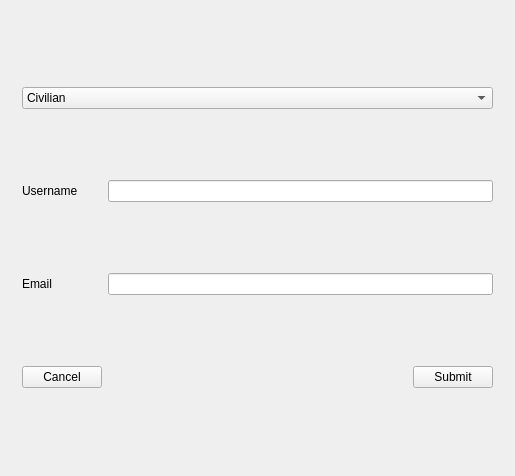
Before: the Qt Designer form mainwindow.ui in XinChen96/Emergency-Response-System, drawn with Qt 5.
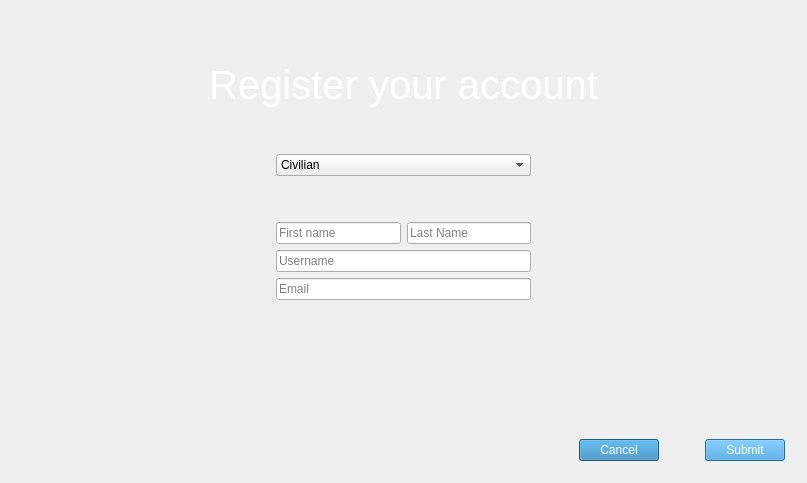
After: the same form once the commit is applied. The open tabs and pages were chosen to show the change. Icons and pictures are not drawn.

Commit message: Added comments for button navigation. Added class responder and planner. Made changes on UI

```diff
--- a/mainwindow.ui
+++ b/mainwindow.ui
@@ -6,24 +6,73 @@
    <rect>
     <x>0</x>
     <y>0</y>
-    <width>515</width>
-    <height>476</height>
+    <width>807</width>
+    <height>483</height>
    </rect>
   </property>
   <property name="windowTitle">
    <string>MainWindow</string>
   </property>
   <widget class="QWidget" name="centralWidget">
+   <property name="styleSheet">
+    <string notr="true">QWidget[objectName=&quot;centralWidget&quot;] { border-image:url(:/images/Login.jpg)0 0 0 0 stretch stretch}</string>
+   </property>
    <layout class="QHBoxLayout" name="horizontalLayout">
     <item>
      <widget class="QStackedWidget" name="stackedWidget">
+      <property name="styleSheet">
+       <string notr="true"/>
+      </property>
       <property name="currentIndex">
-       <number>1</number>
+       <number>0</number>
       </property>
       <widget class="QWidget" name="loginForm">
-       <layout class="QVBoxLayout" name="verticalLayout_3">
+       <layout class="QVBoxLayout" name="verticalLayout_11">
         <item>
-         <layout class="QVBoxLayout" name="verticalLayout_4">
+         <widget class="QLabel" name="logo">
+          <property name="sizePolicy">
+           <sizepolicy hsizetype="Preferred" vsizetype="Fixed">
+            <horstretch>0</horstretch>
+            <verstretch>0</verstretch>
+           </sizepolicy>
+          </property>
+          <property name="font">
+           <font>
+            <family>Futura</family>
+            <italic>true</italic>
+            <underline>true</underline>
+            <strikeout>false</strikeout>
+            <kerning>true</kerning>
+           </font>
+          </property>
+          <property name="styleSheet">
+           <string notr="true">color: white;</string>
+          </property>
+          <property name="text">
+           <string>Pfaffnick Unlimited</string>
+          </property>
+         </widget>
+        </item>
+        <item>
+         <spacer name="verticalSpacer">
+          <property name="orientation">
+           <enum>Qt::Vertical</enum>
+          </property>
+          <property name="sizeType">
+           <enum>QSizePolicy::Expanding</enum>
+          </property>
+          <property name="sizeHint" stdset="0">
+           <size>
+            <width>20</width>
+            <height>40</height>
+           </size>
+          </property>
+         </spacer>
+        </item>
+        <item>
+         <layout class="QHBoxLayout" name="loginLayout">
+          <item>
+           <layout class="QVBoxLayout" name="titleLayout">
           <item>
            <widget class="QLabel" name="title">
             <property name="sizePolicy">
@@ -34,17 +83,20 @@
             </property>
             <property name="font">
              <font>
-              <pointsize>20</pointsize>
+                <family>Arial Black</family>
+                <pointsize>25</pointsize>
               <weight>75</weight>
               <bold>true</bold>
              </font>
             </property>
+              <property name="styleSheet">
+               <string notr="true">color: white</string>
+              </property>
             <property name="lineWidth">
              <number>5</number>
             </property>
             <property name="text">
-             <string>Emergency Response System
-Pfaffnick Unlimited </string>
+               <string>Emergency Response System</string>
             </property>
             <property name="alignment">
              <set>Qt::AlignCenter</set>
@@ -52,57 +104,89 @@
            </widget>
           </item>
           <item>
-           <widget class="Line" name="titleLine">
+             <widget class="QLabel" name="motto">
+              <property name="font">
+               <font>
+                <family>Arial</family>
+                <pointsize>20</pointsize>
+               </font>
+              </property>
             <property name="styleSheet">
-             <string notr="true">background: black</string>
-            </property>
-            <property name="lineWidth">
-             <number>5</number>
-            </property>
+               <string notr="true">color: white</string>
+              </property>
+              <property name="text">
+               <string>Life will be saved.</string>
+              </property>
+             </widget>
+            </item>
+            <item>
+             <spacer name="verticalSpacer_3">
+              <property name="orientation">
+               <enum>Qt::Vertical</enum>
+              </property>
+              <property name="sizeType">
+               <enum>QSizePolicy::Preferred</enum>
+              </property>
+              <property name="sizeHint" stdset="0">
+               <size>
+                <width>20</width>
+                <height>40</height>
+               </size>
+              </property>
+             </spacer>
+            </item>
+           </layout>
+          </item>
+          <item>
+           <spacer name="horizontalSpacer">
             <property name="orientation">
              <enum>Qt::Horizontal</enum>
             </property>
-           </widget>
+            <property name="sizeHint" stdset="0">
+             <size>
+              <width>40</width>
+              <height>20</height>
+             </size>
+            </property>
+           </spacer>
           </item>
-         </layout>
-        </item>
         <item>
-         <layout class="QHBoxLayout" name="usernameLayout">
+           <layout class="QVBoxLayout" name="inputLayout">
           <item>
-           <widget class="QLabel" name="username">
-            <property name="text">
-             <string>Username</string>
+             <widget class="QLineEdit" name="enterUsername">
+              <property name="placeholderText">
+               <string>Enter Username</string>
             </property>
            </widget>
           </item>
           <item>
-           <widget class="QLineEdit" name="enterUsername"/>
-          </item>
-         </layout>
-        </item>
-        <item>
-         <layout class="QHBoxLayout" name="login_reg">
+             <layout class="QHBoxLayout" name="horizontalLayout_12">
           <item>
            <widget class="QPushButton" name="login">
             <property name="sizePolicy">
-             <sizepolicy hsizetype="Minimum" vsizetype="Fixed">
+                 <sizepolicy hsizetype="Maximum" vsizetype="Fixed">
               <horstretch>0</horstretch>
               <verstretch>0</verstretch>
              </sizepolicy>
             </property>
+                <property name="font">
+                 <font>
+                  <family>Arial Hebrew</family>
+                 </font>
+                </property>
+                <property name="styleSheet">
+                 <string notr="true">background-color: #3498db; color:white; </string>
+                </property>
             <property name="text">
              <string>Login</string>
             </property>
            </widget>
           </item>
           <item>
-           <spacer name="horizontalSpacer">
+               <spacer name="horizontalSpacer_2">
             <property name="orientation">
              <enum>Qt::Horizontal</enum>
             </property>
-            <property name="sizeType">
-             <enum>QSizePolicy::Preferred</enum>
-            </property>
             <property name="sizeHint" stdset="0">
              <size>
               <width>40</width>
@@ -114,11 +198,19 @@
           <item>
            <widget class="QPushButton" name="reg">
             <property name="sizePolicy">
-             <sizepolicy hsizetype="Minimum" vsizetype="Fixed">
+                 <sizepolicy hsizetype="Maximum" vsizetype="Fixed">
               <horstretch>0</horstretch>
               <verstretch>0</verstretch>
              </sizepolicy>
             </property>
+                <property name="font">
+                 <font>
+                  <family>Arial Hebrew Scholar</family>
+                 </font>
+                </property>
+                <property name="styleSheet">
+                 <string notr="true">background-color: #3498db;color:white;</string>
+                </property>
             <property name="text">
              <string>Register</string>
             </property>
@@ -126,11 +218,99 @@
           </item>
          </layout>
         </item>
+            <item>
+             <spacer name="verticalSpacer_4">
+              <property name="orientation">
+               <enum>Qt::Vertical</enum>
+              </property>
+              <property name="sizeType">
+               <enum>QSizePolicy::Preferred</enum>
+              </property>
+              <property name="sizeHint" stdset="0">
+               <size>
+                <width>20</width>
+                <height>40</height>
+               </size>
+              </property>
+             </spacer>
+            </item>
+           </layout>
+          </item>
+         </layout>
+        </item>
        </layout>
       </widget>
       <widget class="QWidget" name="regForm">
-       <layout class="QGridLayout" name="gridLayout">
-        <item row="0" column="0" colspan="3">
+       <layout class="QVBoxLayout" name="verticalLayout_12">
+        <item>
+         <spacer name="verticalSpacer_5">
+          <property name="orientation">
+           <enum>Qt::Vertical</enum>
+          </property>
+          <property name="sizeType">
+           <enum>QSizePolicy::Preferred</enum>
+          </property>
+          <property name="sizeHint" stdset="0">
+           <size>
+            <width>20</width>
+            <height>40</height>
+           </size>
+          </property>
+         </spacer>
+        </item>
+        <item>
+         <widget class="QLabel" name="label">
+          <property name="font">
+           <font>
+            <family>Arial</family>
+            <pointsize>30</pointsize>
+           </font>
+          </property>
+          <property name="styleSheet">
+           <string notr="true">color: white;</string>
+          </property>
+          <property name="text">
+           <string>Register your account</string>
+          </property>
+          <property name="alignment">
+           <set>Qt::AlignCenter</set>
+          </property>
+         </widget>
+        </item>
+        <item>
+         <spacer name="verticalSpacer_6">
+          <property name="orientation">
+           <enum>Qt::Vertical</enum>
+          </property>
+          <property name="sizeType">
+           <enum>QSizePolicy::Preferred</enum>
+          </property>
+          <property name="sizeHint" stdset="0">
+           <size>
+            <width>20</width>
+            <height>40</height>
+           </size>
+          </property>
+         </spacer>
+        </item>
+        <item>
+         <layout class="QHBoxLayout" name="horizontalLayout_13">
+          <item>
+           <spacer name="horizontalSpacer_4">
+            <property name="orientation">
+             <enum>Qt::Horizontal</enum>
+            </property>
+            <property name="sizeHint" stdset="0">
+             <size>
+              <width>40</width>
+              <height>20</height>
+             </size>
+            </property>
+           </spacer>
+          </item>
+          <item>
+           <layout class="QVBoxLayout" name="verticalLayout_4">
+            <item>
          <widget class="QComboBox" name="identity">
           <item>
            <property name="text">
@@ -144,51 +324,148 @@
           </item>
          </widget>
         </item>
-        <item row="1" column="2">
-         <widget class="QLineEdit" name="lineEdit_2"/>
-        </item>
-        <item row="2" column="0">
-         <widget class="QLabel" name="label_3">
-          <property name="text">
+            <item>
+             <spacer name="verticalSpacer_7">
+              <property name="orientation">
+               <enum>Qt::Vertical</enum>
+              </property>
+              <property name="sizeHint" stdset="0">
+               <size>
+                <width>20</width>
+                <height>40</height>
+               </size>
+              </property>
+             </spacer>
+            </item>
+            <item>
+             <layout class="QHBoxLayout" name="horizontalLayout_9">
+              <item>
+               <widget class="QLineEdit" name="enterFirstnameReg">
+                <property name="placeholderText">
+                 <string>First name</string>
+                </property>
+               </widget>
+              </item>
+              <item>
+               <widget class="QLineEdit" name="enterLastnameReg">
+                <property name="placeholderText">
+                 <string>Last Name</string>
+                </property>
+               </widget>
+              </item>
+             </layout>
+            </item>
+            <item>
+             <widget class="QLineEdit" name="enterUsernameReg">
+              <property name="placeholderText">
+               <string>Username</string>
+              </property>
+             </widget>
+            </item>
+            <item>
+             <widget class="QLineEdit" name="enterEmailReg">
+              <property name="placeholderText">
            <string>Email</string>
           </property>
          </widget>
         </item>
-        <item row="4" column="2" alignment="Qt::AlignRight">
-         <widget class="QPushButton" name="submitReg">
-          <property name="sizePolicy">
-           <sizepolicy hsizetype="Fixed" vsizetype="Fixed">
-            <horstretch>0</horstretch>
-            <verstretch>0</verstretch>
-           </sizepolicy>
-          </property>
-          <property name="text">
-           <string>Submit</string>
-          </property>
-         </widget>
-        </item>
-        <item row="1" column="0">
-         <widget class="QLabel" name="label_2">
-          <property name="text">
-           <string>Username</string>
+           </layout>
+          </item>
+          <item>
+           <spacer name="horizontalSpacer_5">
+            <property name="orientation">
+             <enum>Qt::Horizontal</enum>
+            </property>
+            <property name="sizeHint" stdset="0">
+             <size>
+              <width>40</width>
+              <height>20</height>
+             </size>
+            </property>
+           </spacer>
+          </item>
+         </layout>
+        </item>
+        <item>
+         <spacer name="verticalSpacer_2">
+          <property name="orientation">
+           <enum>Qt::Vertical</enum>
           </property>
-         </widget>
+          <property name="sizeType">
+           <enum>QSizePolicy::Expanding</enum>
+          </property>
+          <property name="sizeHint" stdset="0">
+           <size>
+            <width>20</width>
+            <height>40</height>
+           </size>
+          </property>
+         </spacer>
         </item>
-        <item row="4" column="0" colspan="2">
+        <item>
+         <layout class="QHBoxLayout" name="horizontalLayout_10">
+          <item>
+           <spacer name="horizontalSpacer_3">
+            <property name="orientation">
+             <enum>Qt::Horizontal</enum>
+            </property>
+            <property name="sizeHint" stdset="0">
+             <size>
+              <width>40</width>
+              <height>20</height>
+             </size>
+            </property>
+           </spacer>
+          </item>
+          <item>
          <widget class="QPushButton" name="cancelReg">
           <property name="sizePolicy">
-           <sizepolicy hsizetype="Minimum" vsizetype="Fixed">
+             <sizepolicy hsizetype="Fixed" vsizetype="Fixed">
             <horstretch>0</horstretch>
             <verstretch>0</verstretch>
            </sizepolicy>
           </property>
+            <property name="styleSheet">
+             <string notr="true">background-color: #2980b9; color:white; </string>
+            </property>
           <property name="text">
            <string>Cancel</string>
           </property>
          </widget>
         </item>
-        <item row="2" column="2">
-         <widget class="QLineEdit" name="lineEdit"/>
+          <item>
+           <spacer name="horizontalSpacer_6">
+            <property name="orientation">
+             <enum>Qt::Horizontal</enum>
+            </property>
+            <property name="sizeType">
+             <enum>QSizePolicy::Preferred</enum>
+            </property>
+            <property name="sizeHint" stdset="0">
+             <size>
+              <width>40</width>
+              <height>20</height>
+             </size>
+            </property>
+           </spacer>
+          </item>
+          <item>
+           <widget class="QPushButton" name="submitReg">
+            <property name="sizePolicy">
+             <sizepolicy hsizetype="Fixed" vsizetype="Fixed">
+              <horstretch>0</horstretch>
+              <verstretch>0</verstretch>
+             </sizepolicy>
+            </property>
+            <property name="styleSheet">
+             <string notr="true">background-color: #3498db; color:white; </string>
+            </property>
+            <property name="text">
+             <string>Submit</string>
+            </property>
+           </widget>
+          </item>
+         </layout>
         </item>
        </layout>
       </widget>
```
Lines whose indentation alone changed are shown as unchanged. The commit also changes 11 other files.
